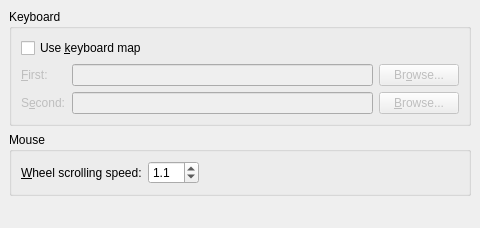
rpavlik/lyx-lucid-backport, file src/frontends/qt4/ui/PrefInputUi.ui: the form before one commit.
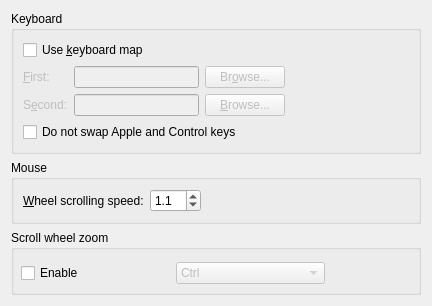
The form after the commit.

Diff of the .ui file:
```diff
--- a/src/frontends/qt4/ui/PrefInputUi.ui
+++ b/src/frontends/qt4/ui/PrefInputUi.ui
@@ -1,27 +1,21 @@
 <ui version="4.0" >
  <class>PrefInputUi</class>
- <widget class="QWidget" name="PrefInputUi" >
-  <property name="geometry" >
+ <widget class="QWidget" name="PrefInputUi">
+  <property name="geometry">
    <rect>
     <x>0</x>
     <y>0</y>
-    <width>480</width>
-    <height>228</height>
+    <width>432</width>
+    <height>303</height>
    </rect>
   </property>
   <property name="windowTitle" >
    <string/>
   </property>
-  <layout class="QVBoxLayout" >
-   <property name="margin" >
-    <number>9</number>
-   </property>
-   <property name="spacing" >
-    <number>6</number>
-   </property>
+  <layout class="QVBoxLayout" name="verticalLayout">
    <item>
-    <widget class="QGroupBox" name="keyboardGB" >
-     <property name="title" >
+    <widget class="QGroupBox" name="keyboardGB">
+     <property name="title">
       <string>Keyboard</string>
      </property>
      <property name="alignment" >
@@ -30,29 +24,23 @@
      <property name="flat" >
       <bool>true</bool>
      </property>
-     <layout class="QGridLayout" >
-      <property name="margin" >
-       <number>9</number>
-      </property>
-      <property name="spacing" >
-       <number>6</number>
-      </property>
-      <item row="0" column="0" colspan="3" >
-       <widget class="QCheckBox" name="keymapCB" >
-        <property name="text" >
+     <layout class="QGridLayout" name="gridLayout">
+      <item row="0" column="0" colspan="2">
+       <widget class="QCheckBox" name="keymapCB">
+        <property name="text">
          <string>Use &amp;keyboard map</string>
         </property>
-        <property name="checked" >
+        <property name="checked">
          <bool>false</bool>
         </property>
        </widget>
       </item>
-      <item row="1" column="0" >
-       <widget class="QLabel" name="firstKeymapLA" >
-        <property name="enabled" >
+      <item row="1" column="0">
+       <widget class="QLabel" name="firstKeymapLA">
+        <property name="enabled">
          <bool>false</bool>
         </property>
-        <property name="text" >
+        <property name="text">
          <string>&amp;First:</string>
         </property>
         <property name="buddy" >
@@ -60,19 +48,19 @@
         </property>
        </widget>
       </item>
-      <item row="1" column="1" >
-       <widget class="QLineEdit" name="firstKeymapED" >
-        <property name="enabled" >
+      <item row="1" column="1">
+       <widget class="QLineEdit" name="firstKeymapED">
+        <property name="enabled">
          <bool>false</bool>
         </property>
        </widget>
       </item>
-      <item row="1" column="2" >
-       <widget class="QPushButton" name="firstKeymapPB" >
-        <property name="enabled" >
+      <item row="1" column="2">
+       <widget class="QPushButton" name="firstKeymapPB">
+        <property name="enabled">
          <bool>false</bool>
         </property>
-        <property name="text" >
+        <property name="text">
          <string>Br&amp;owse...</string>
         </property>
         <property name="autoDefault" >
@@ -80,12 +68,25 @@
         </property>
        </widget>
       </item>
-      <item row="2" column="0" >
-       <widget class="QLabel" name="secondKeymapLA" >
-        <property name="enabled" >
+      <item row="1" column="3" rowspan="2">
+       <spacer name="horizontalSpacer">
+        <property name="orientation">
+         <enum>Qt::Horizontal</enum>
+        </property>
+        <property name="sizeHint" stdset="0">
+         <size>
+          <width>120</width>
+          <height>20</height>
+         </size>
+        </property>
+       </spacer>
+      </item>
+      <item row="2" column="0">
+       <widget class="QLabel" name="secondKeymapLA">
+        <property name="enabled">
          <bool>false</bool>
         </property>
-        <property name="text" >
+        <property name="text">
          <string>S&amp;econd:</string>
         </property>
         <property name="buddy" >
@@ -93,22 +94,35 @@
         </property>
        </widget>
       </item>
-      <item row="2" column="1" >
-       <widget class="QLineEdit" name="secondKeymapED" >
-        <property name="enabled" >
+      <item row="2" column="1">
+       <widget class="QLineEdit" name="secondKeymapED">
+        <property name="enabled">
          <bool>false</bool>
         </property>
        </widget>
       </item>
-      <item row="2" column="2" >
-       <widget class="QPushButton" name="secondKeymapPB" >
-        <property name="enabled" >
+      <item row="2" column="2">
+       <widget class="QPushButton" name="secondKeymapPB">
+        <property name="enabled">
          <bool>false</bool>
         </property>
-        <property name="text" >
+        <property name="text">
          <string>&amp;Browse...</string>
         </property>
-        <property name="autoDefault" >
+        <property name="autoDefault">
+         <bool>false</bool>
+        </property>
+       </widget>
+      </item>
+      <item row="3" column="0" colspan="3" >
+       <widget class="QCheckBox" name="dontswapCB" >
+        <property name="toolTip">
+         <string>Mac OS X specific setting for use with emacs bindings. Takes effect next time LyX is launched.</string>
+        </property>
+        <property name="text" >
+         <string>Do not swap Apple and Control keys</string>
+        </property>
+        <property name="checked" >
          <bool>false</bool>
         </property>
        </widget>
@@ -117,8 +131,8 @@
     </widget>
    </item>
    <item>
-    <widget class="QGroupBox" name="mouseGB" >
-     <property name="title" >
+    <widget class="QGroupBox" name="mouseGB">
+     <property name="title">
       <string>Mouse</string>
      </property>
      <property name="alignment" >
@@ -127,16 +141,10 @@
      <property name="flat" >
       <bool>true</bool>
      </property>
-     <layout class="QGridLayout" >
-      <property name="margin" >
-       <number>9</number>
-      </property>
-      <property name="spacing" >
-       <number>6</number>
-      </property>
-      <item row="0" column="0" >
-       <widget class="QLabel" name="scrollingSpeedLA" >
-        <property name="text" >
+     <layout class="QHBoxLayout" name="horizontalLayout">
+      <item>
+       <widget class="QLabel" name="scrollingSpeedLA">
+        <property name="text">
          <string>&amp;Wheel scrolling speed:</string>
         </property>
         <property name="buddy" >
@@ -144,15 +152,18 @@
         </property>
        </widget>
       </item>
-      <item row="0" column="1" >
-       <widget class="QDoubleSpinBox" name="mouseWheelSpeedSB" >
-        <property name="toolTip" >
+      <item>
+       <widget class="QDoubleSpinBox" name="mouseWheelSpeedSB">
+        <property name="toolTip">
          <string>1.0 is the standard scrolling speed with the mouse wheel. Higher values will speed it up, low values slow it down.</string>
         </property>
         <property name="decimals" >
          <number>1</number>
         </property>
-        <property name="maximum" >
+        <property name="minimum">
+         <double>0.100000000000000</double>
+        </property>
+        <property name="maximum">
          <double>10.000000000000000</double>
         </property>
         <property name="minimum" >
@@ -166,7 +177,7 @@
         </property>
        </widget>
       </item>
-      <item row="0" column="2" >
+      <item>
        <spacer>
         <property name="orientation" >
          <enum>Qt::Horizontal</enum>
@@ -182,6 +193,81 @@
      </layout>
     </widget>
    </item>
+   <item>
+    <widget class="QGroupBox" name="scrollzoomGB">
+     <property name="minimumSize">
+      <size>
+       <width>0</width>
+       <height>65</height>
+      </size>
+     </property>
+     <property name="title">
+      <string>Scroll wheel zoom</string>
+     </property>
+     <property name="flat">
+      <bool>true</bool>
+     </property>
+     <property name="alignment">
+      <set>Qt::AlignLeading|Qt::AlignLeft|Qt::AlignTop</set>
+     </property>
+     <widget class="QWidget" name="">
+      <property name="geometry">
+       <rect>
+        <x>10</x>
+        <y>30</y>
+        <width>304</width>
+        <height>27</height>
+       </rect>
+      </property>
+      <layout class="QHBoxLayout" name="horizontalLayout_2">
+       <property name="spacing">
+        <number>5</number>
+       </property>
+       <property name="sizeConstraint">
+        <enum>QLayout::SetNoConstraint</enum>
+       </property>
+       <item>
+        <widget class="QCheckBox" name="scrollzoomEnableCB">
+         <property name="minimumSize">
+          <size>
+           <width>150</width>
+           <height>0</height>
+          </size>
+         </property>
+         <property name="text">
+          <string>Enable</string>
+         </property>
+        </widget>
+       </item>
+       <item>
+        <widget class="QComboBox" name="scrollzoomValueCO">
+         <property name="enabled">
+          <bool>false</bool>
+         </property>
+         <property name="editable">
+          <bool>false</bool>
+         </property>
+         <item>
+          <property name="text">
+           <string>Ctrl</string>
+          </property>
+         </item>
+         <item>
+          <property name="text">
+           <string>Shift</string>
+          </property>
+         </item>
+         <item>
+          <property name="text">
+           <string>Alt</string>
+          </property>
+         </item>
+        </widget>
+       </item>
+      </layout>
+     </widget>
+    </widget>
+   </item>
    <item>
     <spacer>
      <property name="orientation" >
```
Left out of the diff: 41 changed lines with no effect on the pictures.
